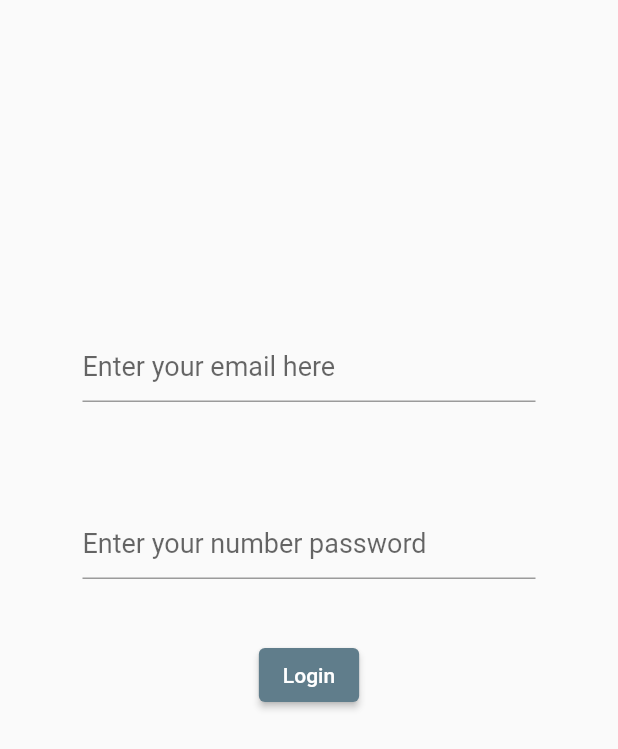
After one commit to borayoruk/Question, a Flutter app: the Login screen opened directly, on a phone screen of 412 x 824 dp. The commit adds this screen. Shown: the top 749 px of the screen. Run offline on Flutter 3.47's test engine with Material 2 defaults, Android fonts, the phone set to English and light mode, and no system bars; our stand-ins replace cloud_firestore, firebase_auth, firebase_core; accounts and stored records are empty.

Commit message:
trying to connect firebase and authenticate
but it doesn't do anything when I click login
it doesn't go to that page
gives error

```diff
--- /dev/null
+++ b/lib/login.dart
@@ -0,0 +1,103 @@
+import 'package:flutter/material.dart';
+import 'package:question/contact.dart';
+import 'package:question/main.dart';
+import 'package:question/questionScreen.dart';
+import 'package:question/service/auth.dart';
+import 'package:firebase_core/firebase_core.dart';
+
+void main() async {
+  WidgetsFlutterBinding.ensureInitialized();
+  await Firebase.initializeApp();
+  runApp(const MyApp());
+}
+
+class MyApp extends StatelessWidget {
+  const MyApp({Key? key}) : super(key: key);
+  @override
+  Widget build(BuildContext context) {
+    return MaterialApp(
+      theme: ThemeData(
+        primarySwatch: Colors.blueGrey,
+      ),
+      home: InputFields().build(context),
+    );
+  }
+}
+
+// logo ekleyebiliriz
+
+class Login extends StatefulWidget {
+  @override
+  InputFields createState() => InputFields();
+}
+
+class InputFields extends State<Login>{
+  final TextEditingController emailController = TextEditingController();
+  final TextEditingController passwordController = TextEditingController();
+
+ // final My_app main = My_app();
+
+  AuthService authService = AuthService();
+
+
+  @override
+  Widget build (BuildContext context) {
+    return Scaffold(
+        body: Column(
+          children: [
+          Container( // email
+            child: const Padding(
+              padding:
+              EdgeInsetsDirectional.fromSTEB( 55,220,55,70 ),
+              child: TextField(
+                style: TextStyle(fontSize: 18),
+                keyboardType: TextInputType.emailAddress,
+                decoration: InputDecoration(
+                    hintText: 'Enter your email here'
+                ),
+              ),
+            )
+          ),
+          Container( // password
+            child: const Padding(
+              padding:
+              EdgeInsetsDirectional.fromSTEB( 55,0,55,40 ),
+              child: TextField(
+                style: TextStyle(fontSize: 18),
+                keyboardType: TextInputType.number,
+                obscureText: true,
+                decoration: InputDecoration(
+                    hintText: 'Enter your number password'
+                ),
+              ),
+            )
+          ),
+          Container( // login buton
+              child: Padding(
+                padding:
+                EdgeInsetsDirectional.fromSTEB( 55,0,55,0 ),
+                child: ElevatedButton(
+                  onPressed: () async {
+                    await authService.signIn(emailController.text, passwordController.text)
+                        .then((value)
+                    {
+                      authService.signIn(emailController.text, passwordController.text).then((value) {
+                        return Navigator.push(context, MaterialPageRoute(
+                          builder: (context) => QuestionScreen())); // sign in olunca question screen e gidiyo
+                        });
+                    });
+                  },
+                  child:
+                  ButtonTheme(
+                    minWidth: 250,
+                    height: 250,
+                    child: Text('Login'),
+                  ),
+                ),
+              )
+          ),
+        ],
+      )
+    );
+  }
+}
--- /dev/null
+++ b/lib/service/auth.dart
@@ -0,0 +1,30 @@
+import 'package:cloud_firestore/cloud_firestore.dart';
+import 'package:firebase_auth/firebase_auth.dart';
+import 'package:flutter/material.dart';
+
+
+class AuthService{
+  final FirebaseAuth auth = FirebaseAuth.instance;
+  final FirebaseFirestore firestore = FirebaseFirestore.instance;
+
+  Future<User?> signIn(String email, String password) async{
+    var user = await auth.signInWithEmailAndPassword(email: email, password: password);
+    return user.user;
+  }
+  signOut() async{
+    return await auth.signOut();
+  }
+
+  Future<User?> createPerson(String name, String email, String password) async{
+    var user = await auth.createUserWithEmailAndPassword(email: email, password: password);
+    await firestore
+        .collection("Person")
+        .doc(user.user?.uid)
+        .set({
+          'userName' : name,
+          'email' : email
+        });
+    return user.user;
+  }
+
+}
--- a/pubspec.yaml
+++ b/pubspec.yaml
@@ -35,6 +35,9 @@ dependencies:
   # The following adds the Cupertino Icons font to your application.
   # Use with the CupertinoIcons class for iOS style icons.
   cupertino_icons: ^1.0.2
+  cloud_firestore: ^3.1.5
+  firebase_core: ^1.10.6
+  firebase_auth: ^3.3.4
 
 dev_dependencies:
   flutter_test:
```
Also changed, not shown: lib/main.dart (+15 -45 lines), lib/questionScreen.dart (added, +84 -0 lines), pubspec.lock, 4 other files.
